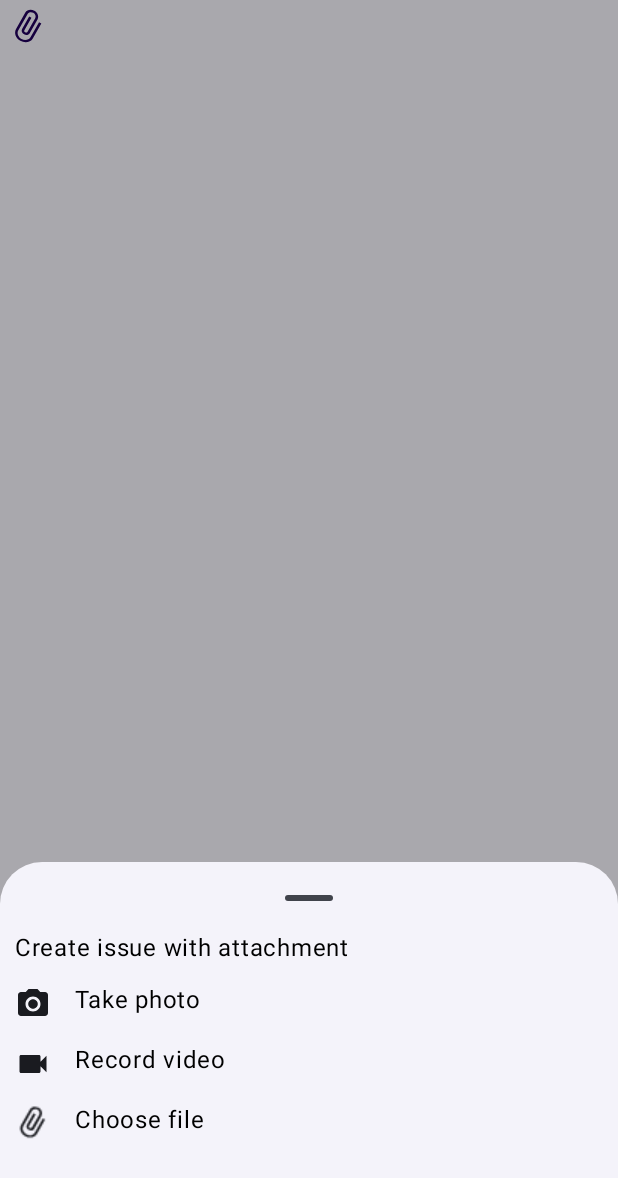
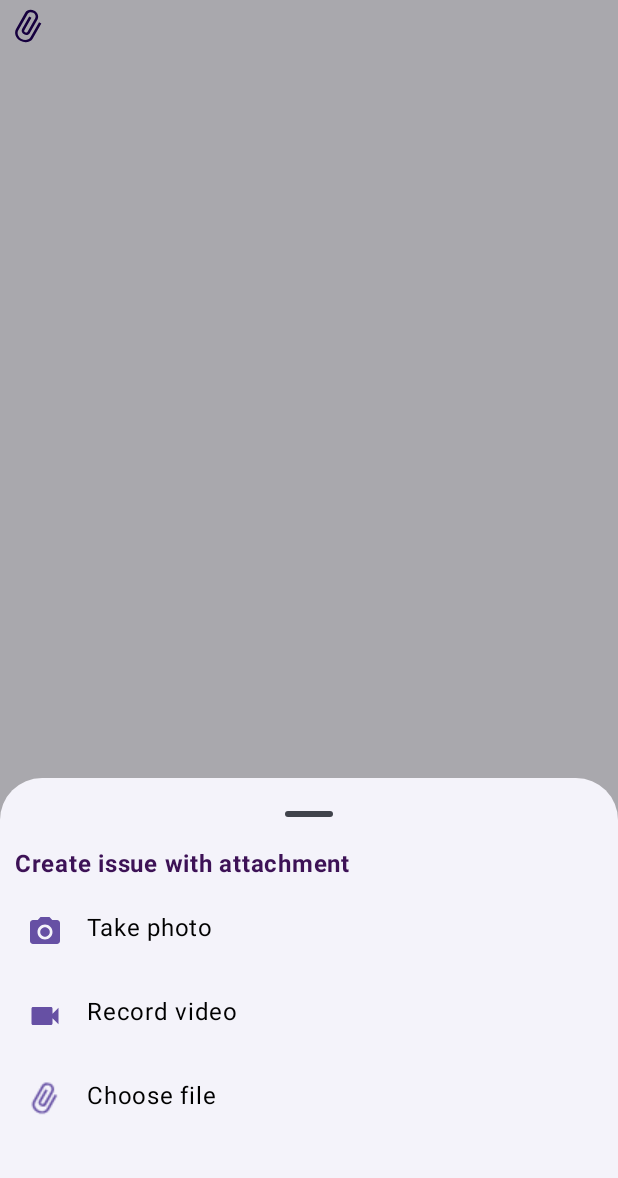
Before and after one commit to 2DT2K/SprintSync, an Android app built with Jetpack Compose: the composable TaskComposer shown on its own in the app's theme, after a tap on "attach file icon", on a phone screen of 412 x 824 dp. Shown: the top 1178 px of the screen. Run offline under Robolectric (Android 15) with nearby library versions, the phone set to English and light mode, and no system bars; 1 statement that could not run was skipped.

Commit message:
more ui change

```diff
--- a/app/src/main/java/com/sprintsync/ui/components/TextField.kt
+++ b/app/src/main/java/com/sprintsync/ui/components/TextField.kt
@@ -89,8 +89,9 @@ fun CustomTextField(
                     )
                 },
                 visualTransformation = if (text.isEmpty())
-                    PlaceholderTransformation(placeholder) else if (!passwordVisible
-                ) PasswordVisualTransformation() else VisualTransformation.None,
+                    PlaceholderTransformation(placeholder)
+                else if (!passwordVisible) PasswordVisualTransformation()
+                else VisualTransformation.None,
                 maxLines = 1,
                 shape = RoundedCornerShape(16),
                 colors = colors,
--- a/app/src/main/java/com/sprintsync/ui/components/backlog/SprintCard.kt
+++ b/app/src/main/java/com/sprintsync/ui/components/backlog/SprintCard.kt
@@ -107,8 +107,13 @@ fun SprintCard(sprint: BacklogViewModel.Sprint, isActive: Boolean = false) {
             }
         }
 
-        Column(modifier = Modifier.padding(8.dp)) {
-            if (isOpen) {
+        if (isOpen) {
+            Column(
+                modifier = Modifier.padding(
+                    start = 8.dp,
+                    end = 8.dp
+                )
+            ) {
                 sprint.task.forEach { task ->
                     TaskCard(task = task)
                 }
--- a/app/src/main/java/com/sprintsync/ui/components/backlog/TaskComposer.kt
+++ b/app/src/main/java/com/sprintsync/ui/components/backlog/TaskComposer.kt
@@ -11,6 +11,7 @@ import androidx.compose.foundation.layout.Spacer
 import androidx.compose.foundation.layout.WindowInsets
 import androidx.compose.foundation.layout.WindowInsetsSides
 import androidx.compose.foundation.layout.fillMaxWidth
+import androidx.compose.foundation.layout.height
 import androidx.compose.foundation.layout.navigationBars
 import androidx.compose.foundation.layout.only
 import androidx.compose.foundation.layout.padding
@@ -33,11 +34,17 @@ import androidx.compose.ui.draw.scale
 import androidx.compose.ui.graphics.Color
 import androidx.compose.ui.layout.ContentScale
 import androidx.compose.ui.res.painterResource
+import androidx.compose.ui.text.font.FontWeight
 import androidx.compose.ui.tooling.preview.Preview
 import androidx.compose.ui.unit.dp
 import com.sprintsync.R
 import com.sprintsync.ui.components.CustomModalBottomSheet
 import com.sprintsync.ui.components.CustomText
+import com.sprintsync.ui.theme.Grey40
+import com.sprintsync.ui.theme.Grey80
+import com.sprintsync.ui.theme.Purple20
+import com.sprintsync.ui.theme.Purple40
+import com.sprintsync.ui.theme.Purple80
 
 @OptIn(ExperimentalMaterial3Api::class)
 @Composable
@@ -56,33 +63,64 @@ fun TaskComposer() {
             changeVisibility = { showBottomSheet = it }) {
             Column(
                 modifier = Modifier.padding(start = 10.dp),
-                verticalArrangement = Arrangement.spacedBy(16.dp)
             ) {
-                CustomText(text = "Create issue with attachment")
+                CustomText(
+                    text = "Create issue with attachment",
+                    color = Purple20,
+                    fontWeight = FontWeight.Bold
+                )
+
+                Spacer(modifier = Modifier.height(8.dp))
 
                 Row(
-                    horizontalArrangement = Arrangement.spacedBy(16.dp)
+                    modifier = Modifier
+                        .clickable { }
+                        .padding(
+                            start = 8.dp,
+                            top = 16.dp,
+                            bottom = 16.dp
+                        )
+                        .fillMaxWidth(),
+                    horizontalArrangement = Arrangement.spacedBy(16.dp),
                 ) {
                     Icon(
                         painter = painterResource(id = R.drawable.camera),
-                        contentDescription = "take photo"
+                        contentDescription = "take photo",
+                        tint = Purple40
                     )
 
                     CustomText(text = "Take photo")
                 }
 
                 Row(
+                    modifier = Modifier
+                        .clickable { }
+                        .padding(
+                            start = 8.dp,
+                            top = 16.dp,
+                            bottom = 16.dp
+                        )
+                        .fillMaxWidth(),
                     horizontalArrangement = Arrangement.spacedBy(16.dp)
                 ) {
                     Icon(
                         painter = painterResource(id = R.drawable.videocam),
-                        contentDescription = "Record video"
+                        contentDescription = "Record video",
+                        tint = Purple40
                     )
 
                     CustomText(text = "Record video")
                 }
 
                 Row(
+                    modifier = Modifier
+                        .clickable { }
+                        .padding(
+                            start = 8.dp,
+                            top = 16.dp,
+                            bottom = 16.dp
+                        )
+                        .fillMaxWidth(),
                     horizontalArrangement = Arrangement.spacedBy(16.dp)
                 ) {
                     Icon(
@@ -91,7 +129,8 @@ fun TaskComposer() {
                             .width(24.dp)
                             .scale(1.5f),
                         painter = painterResource(id = R.drawable.attach_file_icon),
-                        contentDescription = "Choose file"
+                        contentDescription = "Choose file",
+                        tint = Purple40
                     )
 
                     CustomText(text = "Choose file")
```
